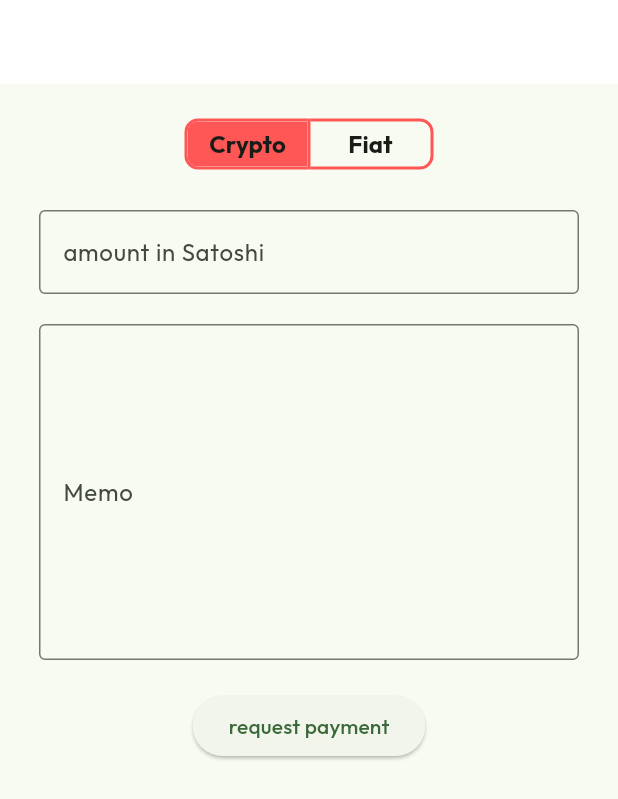
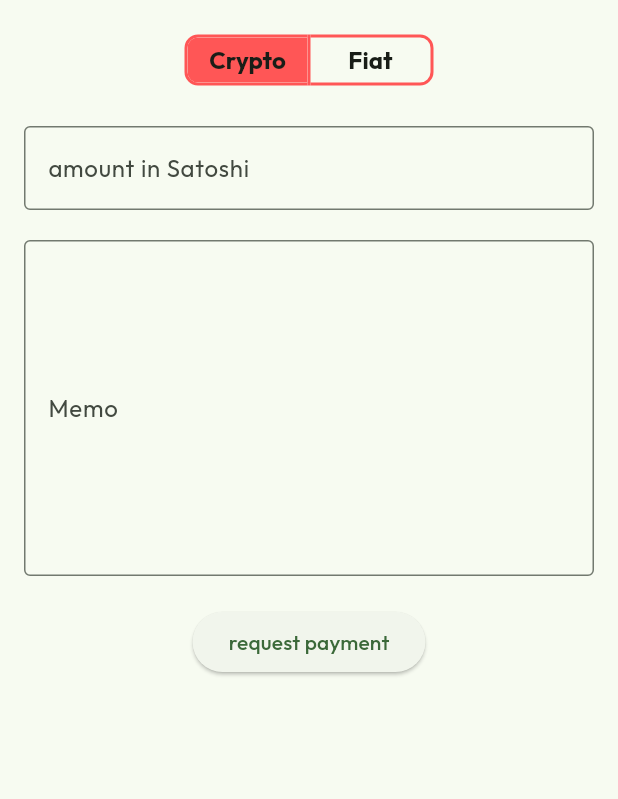
Before and after one commit to b2cm/id_ideal_wallet, a Flutter app: the TopUp screen opened directly with empty values, on a phone screen of 412 x 824 dp. Shown: the top 799 px of the screen. Run offline on Flutter 3.47's test engine with Material 3 defaults, Android fonts, the phone set to English and light mode, and no system bars; our stand-ins replace action_slider, barcode_widget, card_swiper, flutter_secure_storage, local_auth, logger and 4 more; missing offline and left inert: app_settings, bech32, dart_multihash, dart_ssi, flutter_inappwebview, json_ld_processor and 10 more; accounts and stored records are empty; generated files the repository leaves out were written again; network calls fail; statements that could not run were skipped; project files that could hold a hidden picture were left out; key blocks and very long unbroken strings in the code were emptied for the run.

Commit message:
fix black background of receive sat screen

```diff
--- a/lib/basicUi/standard/top_up.dart
+++ b/lib/basicUi/standard/top_up.dart
@@ -1,7 +1,6 @@
 import 'package:dart_ssi/credentials.dart';
 import 'package:flutter/material.dart';
 import 'package:flutter_gen/gen_l10n/app_localizations.dart';
-import 'package:id_ideal_wallet/basicUi/standard/styled_scaffold_title.dart';
 import 'package:id_ideal_wallet/functions/payment_utils.dart';
 
 class TopUp extends StatefulWidget {
@@ -32,10 +31,10 @@ class _TopUpState extends State<TopUp> {
 
   @override
   Widget build(BuildContext context) {
-    return StyledScaffoldTitle(
-        title: '',
+    return Scaffold(
+        body: SafeArea(
             child: SingleChildScrollView(
-            child: Container(
+                child: Padding(
                     padding: const EdgeInsets.all(16),
                     child: Column(
                         mainAxisAlignment: MainAxisAlignment.center,
@@ -44,7 +43,8 @@ class _TopUpState extends State<TopUp> {
                               ? const SizedBox(
                                   height: 0,
                                 )
-                          : Text(AppLocalizations.of(context)!.paymentMethod,
+                              : Text(
+                                  AppLocalizations.of(context)!.paymentMethod,
                                   style: Theme.of(context)
                                       .primaryTextTheme
                                       .titleLarge),
@@ -61,12 +61,13 @@ class _TopUpState extends State<TopUp> {
                                       }
                                     });
                                   },
-                              borderRadius:
-                                  const BorderRadius.all(Radius.circular(8)),
+                                  borderRadius: const BorderRadius.all(
+                                      Radius.circular(8)),
                                   selectedBorderColor:
                                       const Color.fromARGB(255, 255, 86, 86),
                                   selectedColor: Colors.white,
-                              fillColor: const Color.fromARGB(255, 255, 86, 86),
+                                  fillColor:
+                                      const Color.fromARGB(255, 255, 86, 86),
                                   color: const Color.fromARGB(255, 255, 86, 86),
                                   borderColor:
                                       const Color.fromARGB(255, 255, 86, 86),
@@ -92,7 +93,8 @@ class _TopUpState extends State<TopUp> {
                                   itemCount: widget.paymentMethods!.length,
                                   itemBuilder: (context, index) {
                                     return RadioListTile(
-                                    title: Text(widget.paymentMethods![index]
+                                        title: Text(widget
+                                            .paymentMethods![index]
                                             .credentialSubject['paymentType']),
                                         value: index,
                                         groupValue: selectedPaymentMethod,
@@ -114,8 +116,8 @@ class _TopUpState extends State<TopUp> {
                                   keyboardType: TextInputType.number,
                                   decoration: InputDecoration(
                                     border: const OutlineInputBorder(),
-                                labelText:
-                                    AppLocalizations.of(context)!.amountSatoshi,
+                                    labelText: AppLocalizations.of(context)!
+                                        .amountSatoshi,
                                   ),
                                 )
                               : // toogle button to switch between fiat and sats
@@ -124,11 +126,12 @@ class _TopUpState extends State<TopUp> {
                                   keyboardType: TextInputType.number,
                                   decoration: InputDecoration(
                                     border: const OutlineInputBorder(),
-                                labelText:
-                                    AppLocalizations.of(context)!.amountEuro,
+                                    labelText: AppLocalizations.of(context)!
+                                        .amountEuro,
                                   ),
                                 ),
-                      if (_selectedReceiveOption[0]) const SizedBox(height: 20),
+                          if (_selectedReceiveOption[0])
+                            const SizedBox(height: 20),
                           if (_selectedReceiveOption[0])
                             TextField(
                               controller: _memoController,
@@ -148,7 +151,8 @@ class _TopUpState extends State<TopUp> {
                                           int.parse(_amountControllerSats.text),
                                           SatoshiUnit.sat),
                                       _memoController.text,
-                                  widget.paymentMethods?[selectedPaymentMethod])
+                                      widget.paymentMethods?[
+                                          selectedPaymentMethod])
                                 }
                               else
                                 {
@@ -157,9 +161,11 @@ class _TopUpState extends State<TopUp> {
                                 }
                             },
                             child: _selectedReceiveOption[0]
-                            ? Text(AppLocalizations.of(context)!.requestPayment)
-                            : Text(AppLocalizations.of(context)!.chargeMoney),
+                                ? Text(AppLocalizations.of(context)!
+                                    .requestPayment)
+                                : Text(
+                                    AppLocalizations.of(context)!.chargeMoney),
                           ),
-                    ]))));
+                        ])))));
   }
 }
--- a/lib/views/payment_card_overview.dart
+++ b/lib/views/payment_card_overview.dart
@@ -113,7 +113,8 @@ class PaymentCardOverviewState extends State<PaymentCardOverview> {
             child: SizedBox(
               height: 45,
               child: ElevatedButton(
-                  onPressed: () => Navigator.of(context).push(
+                  onPressed: () =>
+                      Navigator.of(navigatorKey.currentContext!).push(
                         MaterialPageRoute(
                           builder: (context) => TopUp(
                               paymentMethods: [toShow],
```
Also changed, not shown: lib/basicUi/standard/invoice_display.dart (+11 -8 lines), pubspec.lock. Lines whose indentation alone changed are shown as unchanged.
